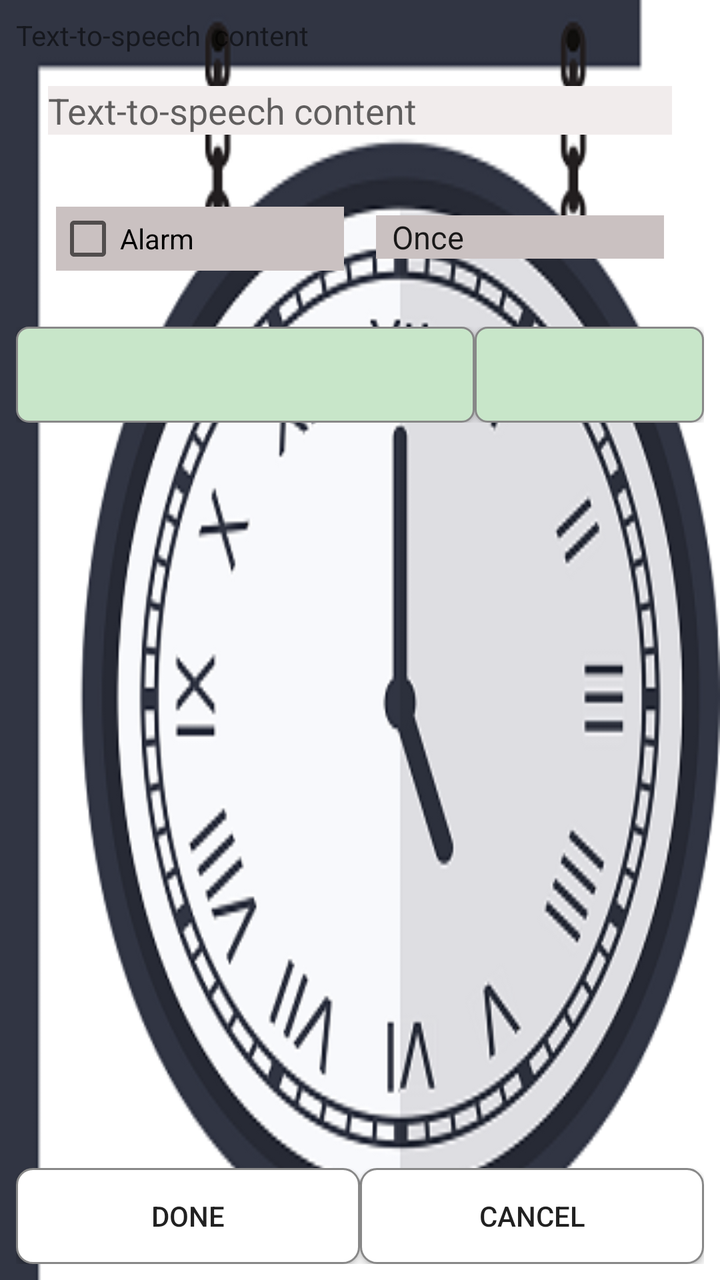
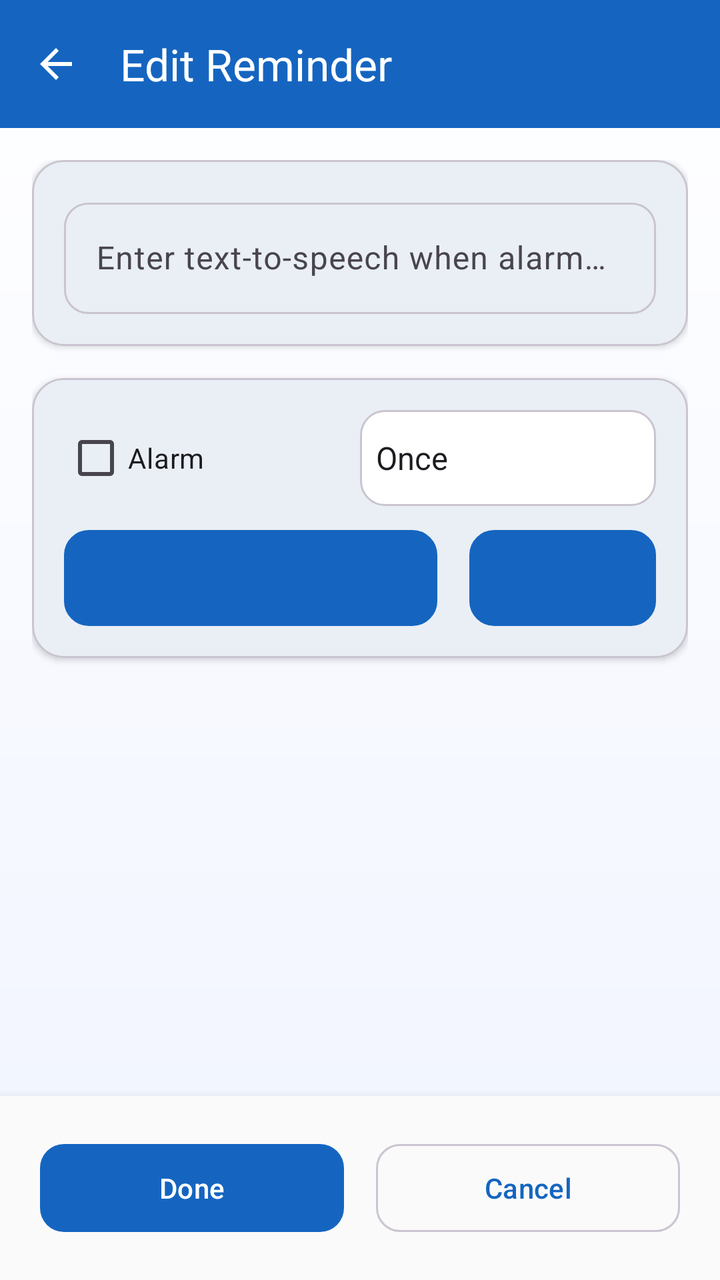

An Android layout rendered at two revisions. The XML below is the earlier revision; the diff shows what the commit changed to produce the second picture.
<!-- AndroidManifest.xml: application theme AppTheme -->
<!-- res/layout/activity_edit_alarm.xml -->
<?xml version="1.0" encoding="utf-8"?>
<LinearLayout xmlns:android="http://schemas.android.com/apk/res/android"
  android:orientation="vertical"
  android:layout_width="fill_parent"
  android:layout_height="fill_parent"
  android:background="@drawable/bg_clock_edit_2">

  <ScrollView xmlns:android="http://schemas.android.com/apk/res/android"
    android:layout_height="0dp"
    android:layout_width="fill_parent"
    android:layout_weight="1">

    <LinearLayout xmlns:android="http://schemas.android.com/apk/res/android"
      android:padding="8sp"
      android:orientation="vertical"
      android:layout_width="fill_parent"
      android:layout_height="wrap_content">

      <TextView
        style="@style/list_view"
        android:text="Text-to-speech  content" />
      <EditText
          android:hint="Text-to-speech content"
          android:layout_margin="16sp"
          android:background="#F1ECEC"
        style="@style/list_view"
        android:textColor="@color/black"
        android:id="@+id/title"
        android:singleLine="true" />

      <LinearLayout xmlns:android="http://schemas.android.com/apk/res/android"
        android:paddingTop="8sp"
          android:padding="12dp"
        android:orientation="horizontal"
        android:layout_width="fill_parent"
        android:layout_height="wrap_content">

        <CheckBox
            android:layout_margin="8dp"
            android:background="#CAC1C1"
          android:id="@+id/alarm_checkbox"
          android:layout_weight="1"
          android:layout_width="0sp"
          android:layout_height="wrap_content"
          android:text="Alarm" />

        <Spinner
            android:layout_margin="8dp"
            android:background="#CAC1C1"
          android:id="@+id/occurence_spinner"
          android:layout_weight="1"
          android:layout_width="0sp"
          android:layout_height="wrap_content"
          android:spinnerMode="dropdown"
          android:entries="@array/occurence" />

      </LinearLayout>

      <LinearLayout xmlns:android="http://schemas.android.com/apk/res/android"
        android:paddingTop="8sp"
        android:orientation="horizontal"
        android:layout_width="fill_parent"
        android:layout_height="wrap_content">

        <Button
          android:id="@+id/date_button"
          android:layout_weight="2"
          android:layout_width="0sp"
          android:layout_height="wrap_content"
          android:layout_gravity="center"
          android:background="@drawable/button_date_time_selector"
          android:onClick="onDateClick" />

        <Button
          android:id="@+id/time_button"
          android:layout_weight="1"
          android:layout_width="0sp"
          android:layout_height="wrap_content"
          android:layout_gravity="center"
          android:background="@drawable/button_date_time_selector"
          android:onClick="onTimeClick" />

      </LinearLayout>

    </LinearLayout>

  </ScrollView>


  <LinearLayout
    android:orientation="horizontal"
    android:padding="8sp"
    android:layout_width="fill_parent"
    android:layout_height="wrap_content">

    <Button
      style="@style/edit_button"
      android:id="@+id/done"
      android:text="Done"
      android:onClick="onDoneClick" />

    <Button
      style="@style/edit_button"
      android:id="@+id/cancel"
      android:text="Cancel"
      android:onClick="onCancelClick" />

  </LinearLayout>

</LinearLayout>
<!-- resources referenced by this layout -->
<resources>
  <color name="black">#000000</color>
  <!-- drawable bg_clock_edit_2: png bitmap (drawable, 73865 bytes) -->
  <!-- drawable button_date_time_selector (drawable) -->
  <?xml version="1.0" encoding="utf-8"?>
  <selector xmlns:android="http://schemas.android.com/apk/res/android">
      
      <item android:state_pressed="true">
          <shape android:shape="rectangle">
              <solid android:color="#81C784"/> 
              <corners android:radius="6dp"/>
              <stroke android:width="2dp" android:color="@color/colorPrimary"/>
          </shape>
      </item>
      
      
      <item android:state_focused="true">
          <shape android:shape="rectangle">
              <solid android:color="#A5D6A7"/> 
              <corners android:radius="6dp"/>
              <stroke android:width="2dp" android:color="@color/colorPrimary"/>
          </shape>
      </item>
      
      
      <item>
          <shape android:shape="rectangle">
              <solid android:color="#C8E6C9"/> 
              <corners android:radius="6dp"/>
              <stroke android:width="1dp" android:color="@color/grey"/>
          </shape>
      </item>
  </selector>
  <style name="edit_button">
          <item name="android:layout_width">0sp</item>
          <item name="android:layout_height">wrap_content</item>
          <item name="android:layout_weight">1</item>
          <item name="android:background">@drawable/button_selector</item>
      </style>
  <style name="list_view">
          <item name="android:layout_width">fill_parent</item>
          <item name="android:layout_height">wrap_content</item>
      </style>
  <style name="AppTheme" parent="Theme.AppCompat.Light.DarkActionBar">
          
          <item name="colorPrimary">@color/colorPrimary</item>
          <item name="colorPrimaryDark">@color/colorPrimaryDark</item>
          <item name="colorAccent">@color/colorAccent</item>
      </style>
  <color name="colorPrimary">#008577</color>
  <color name="grey">#888888</color>
  <!-- drawable button_selector (drawable) -->
  <?xml version="1.0" encoding="utf-8"?>
  <selector xmlns:android="http://schemas.android.com/apk/res/android">
      
      <item android:state_pressed="true">
          <shape android:shape="rectangle">
              <solid android:color="#B3E5FC"/> 
              <corners android:radius="8dp"/>
              <stroke android:width="2dp" android:color="@color/colorPrimary"/>
          </shape>
      </item>
      
      
      <item android:state_focused="true">
          <shape android:shape="rectangle">
              <solid android:color="#E0F7FA"/> 
              <corners android:radius="8dp"/>
              <stroke android:width="2dp" android:color="@color/colorPrimary"/>
          </shape>
      </item>
      
      
      <item>
          <shape android:shape="rectangle">
              <solid android:color="#FFFFFF"/> 
              <corners android:radius="8dp"/>
              <stroke android:width="1dp" android:color="@color/grey"/>
          </shape>
      </item>
  </selector>
  <color name="colorPrimaryDark">#00574B</color>
  <color name="colorAccent">#D81B60</color>
  <!-- unchanged entries left out for length: 1 -->
</resources>

<!-- the commit's change to res/layout/activity_edit_alarm.xml (unified diff, before → after) -->
@@ -1,110 +1,161 @@
 <?xml version="1.0" encoding="utf-8"?>
 <LinearLayout xmlns:android="http://schemas.android.com/apk/res/android"
-  android:orientation="vertical"
-  android:layout_width="fill_parent"
-  android:layout_height="fill_parent"
-  android:background="@drawable/bg_clock_edit_2">
+    xmlns:app="http://schemas.android.com/apk/res-auto"
+    android:orientation="vertical"
+    android:layout_width="match_parent"
+    android:layout_height="match_parent"
+    android:background="@drawable/bg_edit">
 
-  <ScrollView xmlns:android="http://schemas.android.com/apk/res/android"
-    android:layout_height="0dp"
-    android:layout_width="fill_parent"
-    android:layout_weight="1">
+    <com.google.android.material.appbar.MaterialToolbar
+        android:id="@+id/edit_toolbar"
+        android:layout_width="match_parent"
+        android:layout_height="?attr/actionBarSize"
+        android:background="@color/colorPrimary"
+        android:elevation="4dp"
+        app:title="Edit Reminder"
+        app:titleTextColor="@color/white"
+        app:navigationIcon="?attr/homeAsUpIndicator"
+        app:navigationIconTint="@color/white" />
 
-    <LinearLayout xmlns:android="http://schemas.android.com/apk/res/android"
-      android:padding="8sp"
-      android:orientation="vertical"
-      android:layout_width="fill_parent"
-      android:layout_height="wrap_content">
+    <ScrollView
+        android:layout_height="0dp"
+        android:layout_width="match_parent"
+        android:layout_weight="1"
+        android:fillViewport="true">
 
-      <TextView
-        style="@style/list_view"
-        android:text="Text-to-speech  content" />
-      <EditText
-          android:hint="Text-to-speech content"
-          android:layout_margin="16sp"
-          android:background="#F1ECEC"
-        style="@style/list_view"
-        android:textColor="@color/black"
-        android:id="@+id/title"
-        android:singleLine="true" />
+        <LinearLayout
+            android:padding="16dp"
+            android:orientation="vertical"
+            android:layout_width="match_parent"
+            android:layout_height="wrap_content">
 
-      <LinearLayout xmlns:android="http://schemas.android.com/apk/res/android"
-        android:paddingTop="8sp"
-          android:padding="12dp"
+            
+            <com.google.android.material.card.MaterialCardView
+                android:layout_width="match_parent"
+                android:layout_height="wrap_content"
+                android:layout_marginBottom="16dp"
+                app:cardCornerRadius="16dp"
+                app:cardElevation="2dp"
+                app:contentPadding="16dp">
+
+                <com.google.android.material.textfield.TextInputLayout
+                    android:layout_width="match_parent"
+                    android:layout_height="wrap_content"
+                    android:hint="@string/edit_alarm_hint"
+                    app:boxCornerRadiusBottomEnd="12dp"
+                    app:boxCornerRadiusBottomStart="12dp"
+                    app:boxCornerRadiusTopEnd="12dp"
+                    app:boxCornerRadiusTopStart="12dp"
+                    style="@style/Widget.Material3.TextInputLayout.OutlinedBox">
+
+                    <com.google.android.material.textfield.TextInputEditText
+                        android:id="@+id/title"
+                        android:layout_width="match_parent"
+                        android:layout_height="wrap_content"
+                        android:textColor="@color/colorOnSurface"
+                        android:inputType="text"
+                        android:maxLines="1" />
+
+                </com.google.android.material.textfield.TextInputLayout>
+
+            </com.google.android.material.card.MaterialCardView>
+
+            
+            <com.google.android.material.card.MaterialCardView
+                android:layout_width="match_parent"
+                android:layout_height="wrap_content"
+                android:layout_marginBottom="16dp"
+                app:cardCornerRadius="16dp"
+                app:cardElevation="2dp"
+                app:contentPadding="16dp">
+
+                <LinearLayout
+                    android:orientation="vertical"
+                    android:layout_width="match_parent"
+                    android:layout_height="wrap_content">
+
+                    <LinearLayout
+                        android:orientation="horizontal"
+                        android:layout_width="match_parent"
+                        android:layout_height="wrap_content"
+                        android:gravity="center_vertical">
+
+                        <com.google.android.material.checkbox.MaterialCheckBox
+                            android:id="@+id/alarm_checkbox"
+                            android:layout_weight="1"
+                            android:layout_width="0dp"
+                            android:layout_height="wrap_content"
+                            android:text="Alarm"
+                            android:textColor="@color/colorOnSurface" />
+
+                        <Spinner
+                            android:id="@+id/occurence_spinner"
+                            android:layout_weight="1"
+                            android:layout_width="0dp"
+                            android:layout_height="48dp"
+                            android:background="@drawable/button_selector"
+                            android:spinnerMode="dropdown"
+                            android:entries="@array/occurence" />
+
+                    </LinearLayout>
+
+                    <LinearLayout
+                        android:paddingTop="12dp"
+                        android:orientation="horizontal"
+                        android:layout_width="match_parent"
+                        android:layout_height="wrap_content">
+
+                        <Button
+                            android:id="@+id/date_button"
+                            android:layout_weight="2"
+                            android:layout_width="0dp"
+                            android:layout_height="48dp"
+                            android:layout_marginEnd="8dp"
+                            android:background="@drawable/button_date_time_selector"
+                            android:textColor="@color/colorOnSurface"
+                            android:onClick="onDateClick" />
+
+                        <Button
+                            android:id="@+id/time_button"
+                            android:layout_weight="1"
+                            android:layout_width="0dp"
+                            android:layout_height="48dp"
+                            android:layout_marginStart="8dp"
+                            android:background="@drawable/button_date_time_selector"
+                            android:textColor="@color/colorOnSurface"
+                            android:onClick="onTimeClick" />
+
+                    </LinearLayout>
+
+                </LinearLayout>
+
+            </com.google.android.material.card.MaterialCardView>
+
+        </LinearLayout>
+
+    </ScrollView>
+
+    
+    <LinearLayout
         android:orientation="horizontal"
-        android:layout_width="fill_parent"
-        android:layout_height="wrap_content">
+        android:padding="12dp"
+        android:layout_width="match_parent"
+        android:layout_height="wrap_content"
+        android:background="@color/colorSurface"
+        android:elevation="8dp">
 
-        <CheckBox
-            android:layout_margin="8dp"
-            android:background="#CAC1C1"
-          android:id="@+id/alarm_checkbox"
-          android:layout_weight="1"
-          android:layout_width="0sp"
-          android:layout_height="wrap_content"
-          android:text="Alarm" />
+        <com.google.android.material.button.MaterialButton
+            style="@style/edit_button"
+            android:id="@+id/done"
+            android:text="Done"
+            android:onClick="onDoneClick" />
 
-        <Spinner
-            android:layout_margin="8dp"
-            android:background="#CAC1C1"
-          android:id="@+id/occurence_spinner"
-          android:layout_weight="1"
-          android:layout_width="0sp"
-          android:layout_height="wrap_content"
-          android:spinnerMode="dropdown"
-          android:entries="@array/occurence" />
-
-      </LinearLayout>
-
-      <LinearLayout xmlns:android="http://schemas.android.com/apk/res/android"
-        android:paddingTop="8sp"
-        android:orientation="horizontal"
-        android:layout_width="fill_parent"
-        android:layout_height="wrap_content">
-
-        <Button
-          android:id="@+id/date_button"
-          android:layout_weight="2"
-          android:layout_width="0sp"
-          android:layout_height="wrap_content"
-          android:layout_gravity="center"
-          android:background="@drawable/button_date_time_selector"
-          android:onClick="onDateClick" />
-
-        <Button
-          android:id="@+id/time_button"
-          android:layout_weight="1"
-          android:layout_width="0sp"
-          android:layout_height="wrap_content"
-          android:layout_gravity="center"
-          android:background="@drawable/button_date_time_selector"
-          android:onClick="onTimeClick" />
-
-      </LinearLayout>
+        <com.google.android.material.button.MaterialButton
+            style="@style/edit_button_cancel"
+            android:id="@+id/cancel"
+            android:text="Cancel"
+            android:onClick="onCancelClick" />
 
     </LinearLayout>
 
-  </ScrollView>
-
-
-  <LinearLayout
-    android:orientation="horizontal"
-    android:padding="8sp"
-    android:layout_width="fill_parent"
-    android:layout_height="wrap_content">
-
-    <Button
-      style="@style/edit_button"
-      android:id="@+id/done"
-      android:text="Done"
-      android:onClick="onDoneClick" />
-
-    <Button
-      style="@style/edit_button"
-      android:id="@+id/cancel"
-      android:text="Cancel"
-      android:onClick="onCancelClick" />
-
-  </LinearLayout>
-
 </LinearLayout>
<!-- resource entries referenced after the edit -->
@@ -1,87 +1,110 @@
 <!-- resources referenced by this layout -->
 <resources>
-  <color name="black">#000000</color>
-  <!-- drawable bg_clock_edit_2: png bitmap (drawable, 73865 bytes) -->
+  <color name="colorOnSurface">#1C1B1F</color>
   <!-- drawable button_date_time_selector (drawable) -->
   <?xml version="1.0" encoding="utf-8"?>
-  <selector xmlns:android="http://schemas.android.com/apk/res/android">
-      
-      <item android:state_pressed="true">
-          <shape android:shape="rectangle">
-              <solid android:color="#81C784"/> 
-              <corners android:radius="6dp"/>
-              <stroke android:width="2dp" android:color="@color/colorPrimary"/>
-          </shape>
+  <ripple xmlns:android="http://schemas.android.com/apk/res/android"
+      android:color="#40448AFF">
+      <item>
+          <selector>
+              <item android:state_pressed="true">
+                  <shape android:shape="rectangle">
+                      <solid android:color="#BBDEFB" />
+                      <corners android:radius="12dp" />
+                      <stroke android:width="2dp" android:color="@color/colorPrimary" />
+                  </shape>
+              </item>
+              <item android:state_focused="true">
+                  <shape android:shape="rectangle">
+                      <solid android:color="#E3F2FD" />
+                      <corners android:radius="12dp" />
+                      <stroke android:width="2dp" android:color="@color/colorPrimary" />
+                  </shape>
+              </item>
+              <item>
+                  <shape android:shape="rectangle">
+                      <solid android:color="@color/colorSecondaryContainer" />
+                      <corners android:radius="12dp" />
+                      <stroke android:width="1dp" android:color="@color/colorOutline" />
+                  </shape>
+              </item>
+          </selector>
       </item>
-      
-      
-      <item android:state_focused="true">
-          <shape android:shape="rectangle">
-              <solid android:color="#A5D6A7"/> 
-              <corners android:radius="6dp"/>
-              <stroke android:width="2dp" android:color="@color/colorPrimary"/>
-          </shape>
-      </item>
-      
-      
-      <item>
-          <shape android:shape="rectangle">
-              <solid android:color="#C8E6C9"/> 
-              <corners android:radius="6dp"/>
-              <stroke android:width="1dp" android:color="@color/grey"/>
-          </shape>
-      </item>
-  </selector>
-  <style name="edit_button">
-          <item name="android:layout_width">0sp</item>
-          <item name="android:layout_height">wrap_content</item>
+  </ripple>
+  <style name="edit_button" parent="Widget.Material3.Button">
+          <item name="android:layout_width">0dp</item>
+          <item name="android:layout_height">52dp</item>
           <item name="android:layout_weight">1</item>
-          <item name="android:background">@drawable/button_selector</item>
+          <item name="android:layout_margin">8dp</item>
+          <item name="cornerRadius">12dp</item>
       </style>
-  <style name="list_view">
-          <item name="android:layout_width">fill_parent</item>
-          <item name="android:layout_height">wrap_content</item>
+  <style name="edit_button_cancel" parent="Widget.Material3.Button.OutlinedButton">
+          <item name="android:layout_width">0dp</item>
+          <item name="android:layout_height">52dp</item>
+          <item name="android:layout_weight">1</item>
+          <item name="android:layout_margin">8dp</item>
+          <item name="cornerRadius">12dp</item>
       </style>
-  <style name="AppTheme" parent="Theme.AppCompat.Light.DarkActionBar">
-          
+  <style name="AppTheme" parent="Theme.Material3.Light.NoActionBar">
           <item name="colorPrimary">@color/colorPrimary</item>
-          <item name="colorPrimaryDark">@color/colorPrimaryDark</item>
-          <item name="colorAccent">@color/colorAccent</item>
+          <item name="colorOnPrimary">@color/colorOnPrimary</item>
+          <item name="colorPrimaryContainer">@color/colorSecondaryContainer</item>
+          <item name="colorSecondaryContainer">@color/colorSecondaryContainer</item>
+          <item name="colorSurface">@color/colorSurface</item>
+          <item name="colorOnSurface">@color/colorOnSurface</item>
+          <item name="colorOnSurfaceVariant">@color/colorOnSurfaceVariant</item>
+          <item name="colorOutline">@color/colorOutline</item>
+          <item name="android:statusBarColor">@color/colorPrimaryDark</item>
       </style>
-  <color name="colorPrimary">#008577</color>
-  <color name="grey">#888888</color>
+  <color name="colorSecondaryContainer">#D6E3FF</color>
+  <color name="colorOutline">#CAC4D0</color>
+  <color name="colorOnPrimary">#FFFFFF</color>
+  <color name="colorOnSurfaceVariant">#49454F</color>
+  <color name="colorPrimary">#1565C0</color>
+  <color name="colorSurface">#FAFAFA</color>
+  <color name="white">#FFFFFF</color>
+  <!-- drawable bg_edit (drawable) -->
+  <?xml version="1.0" encoding="utf-8"?>
+  <shape xmlns:android="http://schemas.android.com/apk/res/android"
+      android:shape="rectangle">
+      <gradient
+          android:angle="160"
+          android:startColor="#FFFFFF"
+          android:endColor="#F0F4FF"
+          android:type="linear" />
+  </shape>
   <!-- drawable button_selector (drawable) -->
   <?xml version="1.0" encoding="utf-8"?>
-  <selector xmlns:android="http://schemas.android.com/apk/res/android">
-      
-      <item android:state_pressed="true">
-          <shape android:shape="rectangle">
-              <solid android:color="#B3E5FC"/> 
-              <corners android:radius="8dp"/>
-              <stroke android:width="2dp" android:color="@color/colorPrimary"/>
-          </shape>
+  <ripple xmlns:android="http://schemas.android.com/apk/res/android"
+      android:color="#40448AFF">
+      <item>
+          <selector>
+              <item android:state_pressed="true">
+                  <shape android:shape="rectangle">
+                      <solid android:color="#D6E3FF" />
+                      <corners android:radius="12dp" />
+                      <stroke android:width="2dp" android:color="@color/colorPrimary" />
+                  </shape>
+              </item>
+              <item android:state_focused="true">
+                  <shape android:shape="rectangle">
+                      <solid android:color="#E8EEFF" />
+                      <corners android:radius="12dp" />
+                      <stroke android:width="2dp" android:color="@color/colorPrimary" />
+                  </shape>
+              </item>
+              <item>
+                  <shape android:shape="rectangle">
+                      <solid android:color="#FFFFFF" />
+                      <corners android:radius="12dp" />
+                      <stroke android:width="1dp" android:color="@color/colorOutline" />
+                  </shape>
+              </item>
+          </selector>
       </item>
-      
-      
-      <item android:state_focused="true">
-          <shape android:shape="rectangle">
-              <solid android:color="#E0F7FA"/> 
-              <corners android:radius="8dp"/>
-              <stroke android:width="2dp" android:color="@color/colorPrimary"/>
-          </shape>
-      </item>
-      
-      
-      <item>
-          <shape android:shape="rectangle">
-              <solid android:color="#FFFFFF"/> 
-              <corners android:radius="8dp"/>
-              <stroke android:width="1dp" android:color="@color/grey"/>
-          </shape>
-      </item>
-  </selector>
-  <color name="colorPrimaryDark">#00574B</color>
-  <color name="colorAccent">#D81B60</color>
+  </ripple>
+  <string name="edit_alarm_hint">Enter text-to-speech when alarm sounds</string>
+  <color name="colorPrimaryDark">#0D47A1</color>
   <!-- unchanged entries left out for length: 1 -->
 </resources>
 
